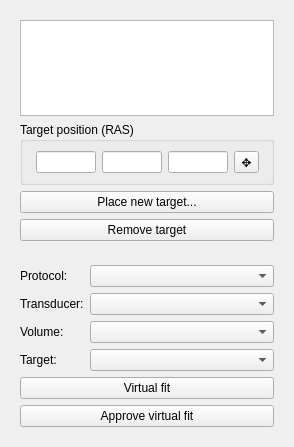
First picture: the form in OpenLIFUPrePlanning/Resources/UI/OpenLIFUPrePlanning.ui, repository arhowe00/SlicerOpenLIFU, before the edit.
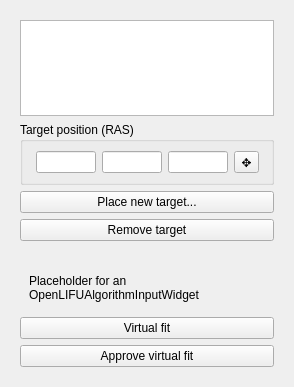
Second picture: the form after the edit. Custom widgets are drawn as their Qt base class.

Commit message:
Make algorithm input controls into a standalone widget (#84)
This way it can be re-used, since it is essentially the same widget for
the pre-planning and the planning modules.

What changed in the file:
```diff
--- a/OpenLIFUPrePlanning/Resources/UI/OpenLIFUPrePlanning.ui
+++ b/OpenLIFUPrePlanning/Resources/UI/OpenLIFUPrePlanning.ui
@@ -7,7 +7,7 @@
     <x>0</x>
     <y>0</y>
     <width>294</width>
-    <height>447</height>
+    <height>387</height>
    </rect>
   </property>
   <layout class="QVBoxLayout" name="verticalLayout">
@@ -140,48 +140,18 @@
      </property>
      <layout class="QVBoxLayout" name="verticalLayout_3">
       <item>
-       <layout class="QFormLayout" name="virtualfitFormLayout">
-        <item row="1" column="0">
-         <widget class="QLabel" name="transducerLabel">
-          <property name="text">
-           <string>Transducer:</string>
-          </property>
-         </widget>
-        </item>
-        <item row="2" column="0">
-         <widget class="QLabel" name="volumeLabel">
-          <property name="text">
-           <string>Volume:</string>
-          </property>
-         </widget>
-        </item>
-        <item row="3" column="0">
-         <widget class="QLabel" name="targetLabel">
-          <property name="text">
-           <string>Target:</string>
-          </property>
-         </widget>
-        </item>
-        <item row="1" column="1">
-         <widget class="QComboBox" name="transducerComboBox"/>
-        </item>
-        <item row="2" column="1">
-         <widget class="QComboBox" name="volumeComboBox"/>
-        </item>
-        <item row="3" column="1">
-         <widget class="QComboBox" name="targetComboBox"/>
-        </item>
-        <item row="0" column="0">
-         <widget class="QLabel" name="protocolLabel">
-          <property name="text">
-           <string>Protocol:</string>
-          </property>
-         </widget>
-        </item>
-        <item row="0" column="1">
-         <widget class="QComboBox" name="protocolComboBox"/>
-        </item>
-       </layout>
+       <widget class="QWidget" name="algorithmInputWidgetPlaceholder" native="true">
+        <layout class="QVBoxLayout" name="verticalLayout_4">
+         <item>
+          <widget class="QLabel" name="placeholderLabel">
+           <property name="text">
+            <string>Placeholder for an
+OpenLIFUAlgorithmInputWidget</string>
+           </property>
+          </widget>
+         </item>
+        </layout>
+       </widget>
       </item>
       <item>
        <widget class="QPushButton" name="virtualfitButton">
```
The commit also changes 2 other files.
